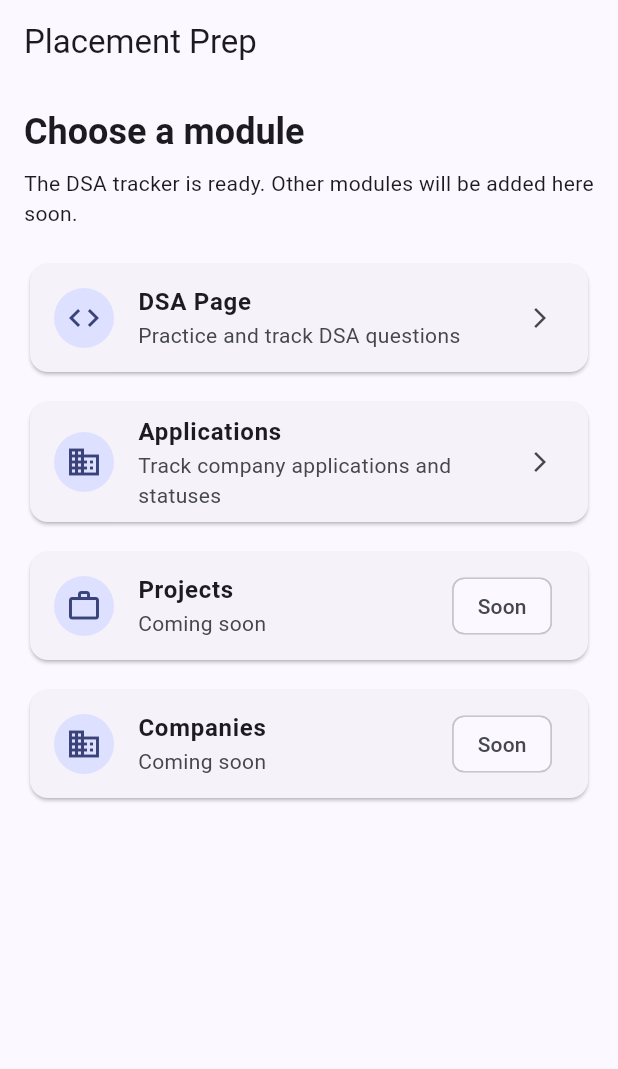
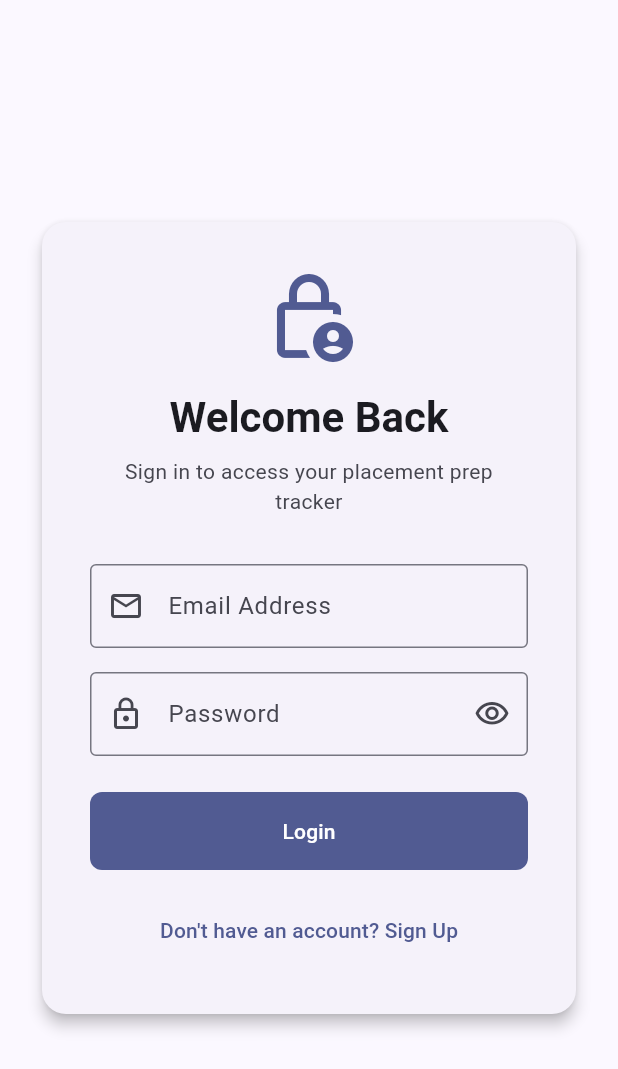
Before and after one commit to Tapabrata-Dutta/job_prep, a Flutter app: the screen it shows after launch, on a phone screen of 412 x 824 dp. Shown: the top 1069 px of the screen. Run offline on Flutter 3.47's test engine with Material 3 defaults, Android fonts, the phone set to English and light mode, and no system bars; accounts and stored records are empty.

Commit message:
feat: Integrate JWT authentication on backend and frontend

```diff
--- a/frontend/lib/main.dart
+++ b/frontend/lib/main.dart
@@ -1,5 +1,7 @@
 import 'package:flutter/material.dart';
+import 'package:place_prep/screens/auth_page.dart';
 import 'package:place_prep/screens/home_page.dart';
+import 'package:place_prep/services/auth_service.dart';
 
 void main() {
   runApp(const MyApp());
@@ -17,7 +19,7 @@ class MyApp extends StatelessWidget {
         useMaterial3: true,
         colorSchemeSeed: Colors.indigo,
       ),
-      home: const HomePage(),
+      home: AuthService.isAuthenticated ? const HomePage() : const AuthPage(),
     );
   }
 }
--- a/frontend/lib/screens/application_page.dart
+++ b/frontend/lib/screens/application_page.dart
@@ -16,7 +16,6 @@ class _ApplicationPageState extends State<ApplicationPage> {
   List<ApplicationItem> _applications = [];
   final TextEditingController _nameController = TextEditingController();
   final TextEditingController _statusController = TextEditingController();
-  bool _applied = false;
 
   @override
   void initState() {
--- /dev/null
+++ b/frontend/lib/screens/auth_page.dart
@@ -0,0 +1,229 @@
+import 'package:flutter/material.dart';
+import 'package:place_prep/services/auth_service.dart';
+import 'package:place_prep/screens/home_page.dart';
+
+class AuthPage extends StatefulWidget {
+  const AuthPage({super.key});
+
+  @override
+  State<AuthPage> createState() => _AuthPageState();
+}
+
+class _AuthPageState extends State<AuthPage> {
+  final _formKey = GlobalKey<FormState>();
+  final _nameController = TextEditingController();
+  final _emailController = TextEditingController();
+  final _passwordController = TextEditingController();
+
+  bool _isLoginMode = true;
+  bool _isLoading = false;
+  String _errorMessage = '';
+  bool _obscurePassword = true;
+
+  @override
+  void dispose() {
+    _nameController.dispose();
+    _emailController.dispose();
+    _passwordController.dispose();
+    super.dispose();
+  }
+
+  Future<void> _submit() async {
+    if (!_formKey.currentState!.validate()) return;
+
+    setState(() {
+      _isLoading = true;
+      _errorMessage = '';
+    });
+
+    try {
+      bool success;
+      if (_isLoginMode) {
+        success = await AuthService.login(
+          _emailController.text.trim(),
+          _passwordController.text.trim(),
+        );
+      } else {
+        success = await AuthService.signup(
+          _nameController.text.trim(),
+          _emailController.text.trim(),
+          _passwordController.text.trim(),
+        );
+      }
+
+      if (success && mounted) {
+        Navigator.of(context).pushReplacement(
+          MaterialPageRoute(builder: (_) => const HomePage()),
+        );
+      }
+    } catch (e) {
+      setState(() {
+        _errorMessage = e.toString().replaceFirst('Exception: ', '');
+      });
+    } finally {
+      if (mounted) {
+        setState(() {
+          _isLoading = false;
+        });
+      }
+    }
+  }
+
+  @override
+  Widget build(BuildContext context) {
+    final theme = Theme.of(context);
+
+    return Scaffold(
+      body: Center(
+        child: SingleChildScrollView(
+          padding: const EdgeInsets.all(24.0),
+          child: ConstrainedBox(
+            constraints: const BoxConstraints(maxWidth: 400),
+            child: Card(
+              elevation: 4,
+              shape: RoundedRectangleBorder(borderRadius: BorderRadius.circular(16)),
+              child: Padding(
+                padding: const EdgeInsets.all(32.0),
+                child: Form(
+                  key: _formKey,
+                  child: Column(
+                    mainAxisSize: MainAxisSize.min,
+                    crossAxisAlignment: CrossAxisAlignment.stretch,
+                    children: [
+                      Icon(
+                        Icons.lock_person_outlined,
+                        size: 64,
+                        color: theme.colorScheme.primary,
+                      ),
+                      const SizedBox(height: 16),
+                      Text(
+                        _isLoginMode ? 'Welcome Back' : 'Create Account',
+                        style: theme.textTheme.headlineMedium?.copyWith(
+                          fontWeight: FontWeight.bold,
+                          color: theme.colorScheme.onSurface,
+                        ),
+                        textAlign: TextAlign.center,
+                      ),
+                      const SizedBox(height: 8),
+                      Text(
+                        _isLoginMode
+                          ? 'Sign in to access your placement prep tracker'
+                          : 'Sign up to start tracking your DSA & applications',
+                        style: theme.textTheme.bodyMedium?.copyWith(
+                          color: theme.colorScheme.onSurfaceVariant,
+                        ),
+                        textAlign: TextAlign.center,
+                      ),
+                      const SizedBox(height: 32),
+                      if (!_isLoginMode) ...[
+                        TextFormField(
+                          controller: _nameController,
+                          decoration: const InputDecoration(
+                            labelText: 'Full Name',
+                            prefixIcon: Icon(Icons.person_outline),
+                            border: OutlineInputBorder(),
+                          ),
+                          validator: (value) {
+                            if (value == null || value.trim().isEmpty) {
+                              return 'Please enter your name';
+                            }
+                            return null;
+                          },
+                        ),
+                        const SizedBox(height: 16),
+                      ],
+                      TextFormField(
+                        controller: _emailController,
+                        keyboardType: TextInputType.emailAddress,
+                        decoration: const InputDecoration(
+                          labelText: 'Email Address',
+                          prefixIcon: Icon(Icons.email_outlined),
+                          border: OutlineInputBorder(),
+                        ),
+                        validator: (value) {
+                          if (value == null || value.trim().isEmpty) {
+                            return 'Please enter your email';
+                          }
+                          if (!RegExp(r'^[\w-\.]+@([\w-]+\.)+[\w-]{2,4}$').hasMatch(value.trim())) {
+                            return 'Please enter a valid email';
+                          }
+                          return null;
+                        },
+                      ),
+                      const SizedBox(height: 16),
+                      TextFormField(
+                        controller: _passwordController,
+                        obscureText: _obscurePassword,
+                        decoration: InputDecoration(
+                          labelText: 'Password',
+                          prefixIcon: const Icon(Icons.lock_outline),
+                          suffixIcon: IconButton(
+                            icon: Icon(
+                              _obscurePassword ? Icons.visibility_outlined : Icons.visibility_off_outlined,
+                            ),
+                            onPressed: () {
+                              setState(() {
+                                _obscurePassword = !_obscurePassword;
+                              });
+                            },
+                          ),
+                          border: const OutlineInputBorder(),
+                        ),
+                        validator: (value) {
+                          if (value == null || value.isEmpty) {
+                            return 'Please enter your password';
+                          }
+                          if (value.length < 6) {
+                            return 'Password must be at least 6 characters';
+                          }
+                          return null;
+                        },
+                      ),
+                      const SizedBox(height: 24),
+                      if (_errorMessage.isNotEmpty) ...[
+                        Text(
+                          _errorMessage,
+                          style: TextStyle(color: theme.colorScheme.error, fontWeight: FontWeight.w600),
+                          textAlign: TextAlign.center,
+                        ),
+                        const SizedBox(height: 16),
+                      ],
+                      _isLoading
+                          ? const Center(child: CircularProgressIndicator())
+                          : FilledButton(
+                              onPressed: _submit,
+                              style: FilledButton.styleFrom(
+                                padding: const EdgeInsets.symmetric(vertical: 16),
+                                shape: RoundedRectangleBorder(
+                                  borderRadius: BorderRadius.circular(8),
+                                ),
+                              ),
+                              child: Text(_isLoginMode ? 'Login' : 'Sign Up'),
+                            ),
+                      const SizedBox(height: 16),
+                      TextButton(
+                        onPressed: _isLoading
+                            ? null
+                            : () {
+                                setState(() {
+                                  _isLoginMode = !_isLoginMode;
+                                  _errorMessage = '';
+                                });
+                              },
+                        child: Text(
+                          _isLoginMode
+                              ? 'Don\'t have an account? Sign Up'
+                              : 'Already have an account? Login',
+                        ),
+                      ),
+                    ],
+                  ),
+                ),
+              ),
+            ),
+          ),
+        ),
+      ),
+    );
+  }
+}
--- a/frontend/lib/services/application_service.dart
+++ b/frontend/lib/services/application_service.dart
@@ -3,12 +3,12 @@ import 'dart:io';
 import 'package:http/http.dart' as http;
 import 'package:place_prep/models/application_model.dart';
 
+import 'package:place_prep/services/auth_service.dart';
+
 class ApplicationService {
-  static const _demoUserId = '1';
-
   static Map<String, String> get _headers => {
         'Content-Type': 'application/json',
-        'X-User-Id': _demoUserId,
+        if (AuthService.token != null) 'Authorization': 'Bearer ${AuthService.token}',
       };
 
   static String getBaseUrl() {
--- /dev/null
+++ b/frontend/lib/services/auth_service.dart
@@ -0,0 +1,69 @@
+import 'dart:convert';
+import 'dart:io';
+import 'package:http/http.dart' as http;
+
+class AuthService {
+  static String? token;
+  static String? userName;
+  static String? userEmail;
+
+  static String getBaseUrl() {
+    if (Platform.isAndroid) {
+      return 'http://10.0.2.2:8000/api/auth';
+    }
+    return 'http://127.0.0.1:8000/api/auth';
+  }
+
+  static bool get isAuthenticated => token != null;
+
+  static Future<bool> signup(String name, String email, String password) async {
+    final response = await http.post(
+      Uri.parse('${getBaseUrl()}/signup'),
+      headers: {'Content-Type': 'application/json'},
+      body: jsonEncode({
+        'name': name,
+        'email': email,
+        'password': password,
+      }),
+    ).timeout(const Duration(seconds: 8));
+
+    final body = jsonDecode(response.body) as Map<String, dynamic>;
+    if (response.statusCode == 201 || response.statusCode == 200) {
+      token = body['token'] as String?;
+      final user = body['user'] as Map<String, dynamic>?;
+      userName = user?['name'] as String?;
+      userEmail = user?['email'] as String?;
+      return true;
+    } else {
+      throw Exception(body['message'] ?? 'Signup failed');
+    }
+  }
+
+  static Future<bool> login(String email, String password) async {
+    final response = await http.post(
+      Uri.parse('${getBaseUrl()}/login'),
+      headers: {'Content-Type': 'application/json'},
+      body: jsonEncode({
+        'email': email,
+        'password': password,
+      }),
+    ).timeout(const Duration(seconds: 8));
+
+    final body = jsonDecode(response.body) as Map<String, dynamic>;
+    if (response.statusCode == 200) {
+      token = body['token'] as String?;
+      final user = body['user'] as Map<String, dynamic>?;
+      userName = user?['name'] as String?;
+      userEmail = user?['email'] as String?;
+      return true;
+    } else {
+      throw Exception(body['message'] ?? 'Login failed');
+    }
+  }
+
+  static void logout() {
+    token = null;
+    userName = null;
+    userEmail = null;
+  }
+}
```
Also changed, not shown: frontend/lib/screens/dsa_page.dart (+5 -6 lines), frontend/lib/screens/home_page.dart (+15 -1 lines), 8 other files.
